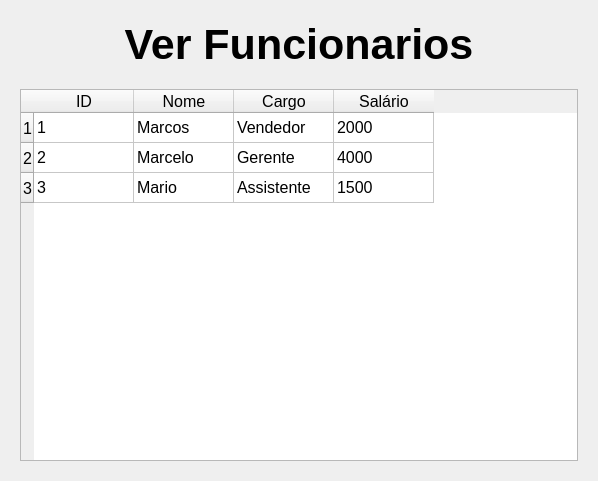
First picture: the form in Manhã/Aula 47/sistemaRH/Design/TelaVerFuncionarios.ui, repository TarikPonciano/Ninho-Devs-2, before the edit.
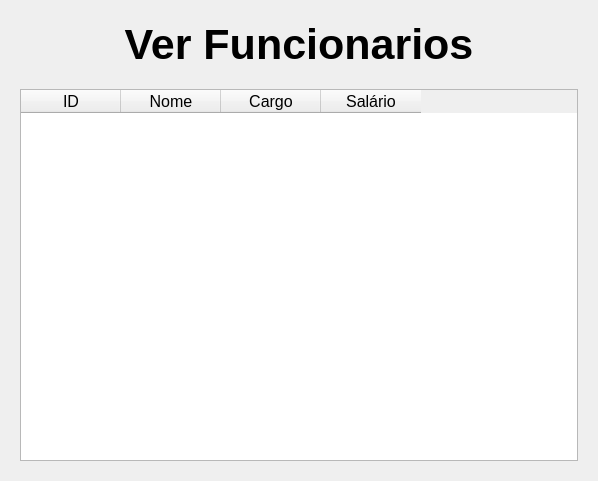
Second picture: the form after the edit.

The edit to the form file:
```diff
--- a/Manhã/Aula 47/sistemaRH/Design/TelaVerFuncionarios.ui
+++ b/Manhã/Aula 47/sistemaRH/Design/TelaVerFuncionarios.ui
@@ -52,21 +52,6 @@
        <pointsize>12</pointsize>
       </font>
      </property>
-     <row>
-      <property name="text">
-       <string>1</string>
-      </property>
-     </row>
-     <row>
-      <property name="text">
-       <string>2</string>
-      </property>
-     </row>
-     <row>
-      <property name="text">
-       <string>3</string>
-      </property>
-     </row>
      <column>
       <property name="text">
        <string>ID</string>
@@ -87,66 +72,6 @@
        <string>Salário</string>
       </property>
      </column>
-     <item row="0" column="0">
-      <property name="text">
-       <string>1</string>
-      </property>
-     </item>
-     <item row="0" column="1">
-      <property name="text">
-       <string>Marcos</string>
-      </property>
-     </item>
-     <item row="0" column="2">
-      <property name="text">
-       <string>Vendedor</string>
-      </property>
-     </item>
-     <item row="0" column="3">
-      <property name="text">
-       <string>2000</string>
-      </property>
-     </item>
-     <item row="1" column="0">
-      <property name="text">
-       <string>2</string>
-      </property>
-     </item>
-     <item row="1" column="1">
-      <property name="text">
-       <string>Marcelo</string>
-      </property>
-     </item>
-     <item row="1" column="2">
-      <property name="text">
-       <string>Gerente</string>
-      </property>
-     </item>
-     <item row="1" column="3">
-      <property name="text">
-       <string>4000</string>
-      </property>
-     </item>
-     <item row="2" column="0">
-      <property name="text">
-       <string>3</string>
-      </property>
-     </item>
-     <item row="2" column="1">
-      <property name="text">
-       <string>Mario</string>
-      </property>
-     </item>
-     <item row="2" column="2">
-      <property name="text">
-       <string>Assistente</string>
-      </property>
-     </item>
-     <item row="2" column="3">
-      <property name="text">
-       <string>1500</string>
-      </property>
-     </item>
     </widget>
    </item>
   </layout>
```
